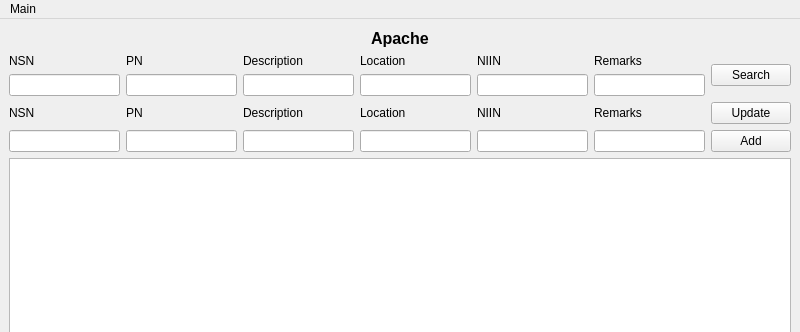
Above: Inventory/gui.ui from rhaejr/PythonProjects before the change; both pictures show x 0 to 800 and y 0 to 332 of the 800 by 600 pixel window. Below: the same form after it.
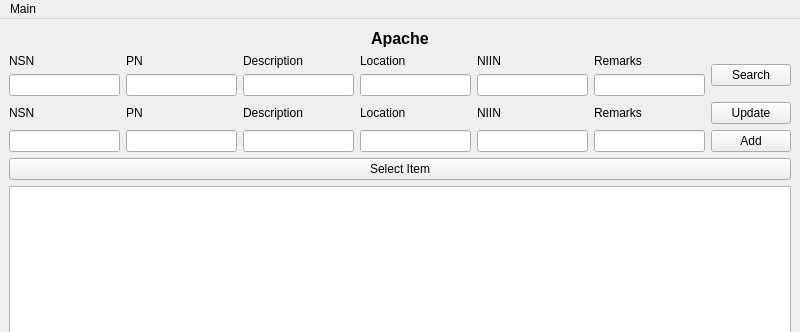
That is the form after the change.

```diff
--- a/Inventory/gui.ui
+++ b/Inventory/gui.ui
@@ -261,6 +261,13 @@
       </item>
      </layout>
     </item>
+    <item>
+     <widget class="QPushButton" name="select_row_button">
+      <property name="text">
+       <string>Select Item</string>
+      </property>
+     </widget>
+    </item>
     <item>
      <widget class="QTableWidget" name="tableWidget"/>
     </item>
```
